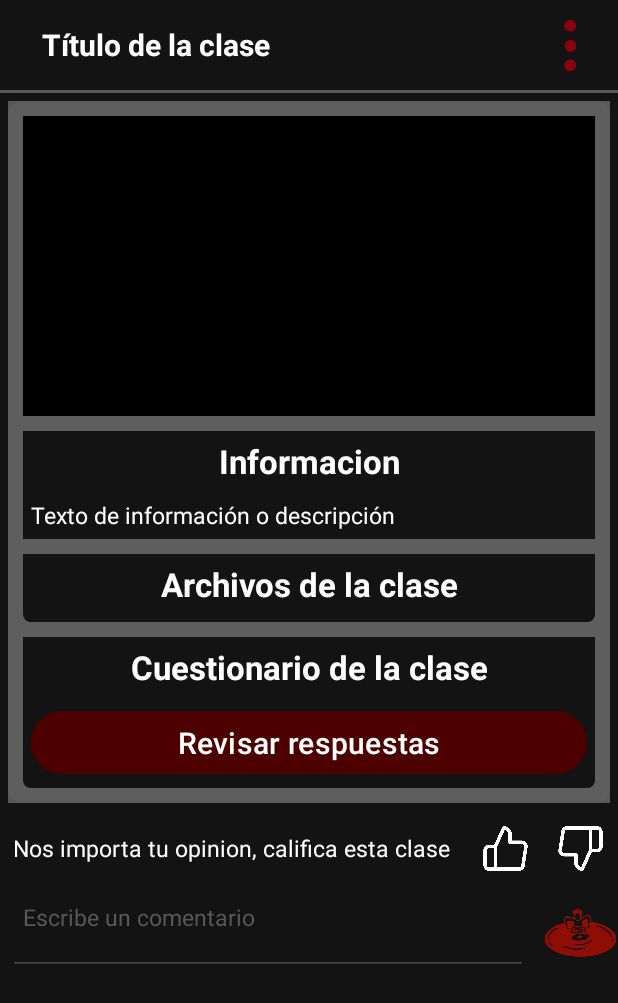
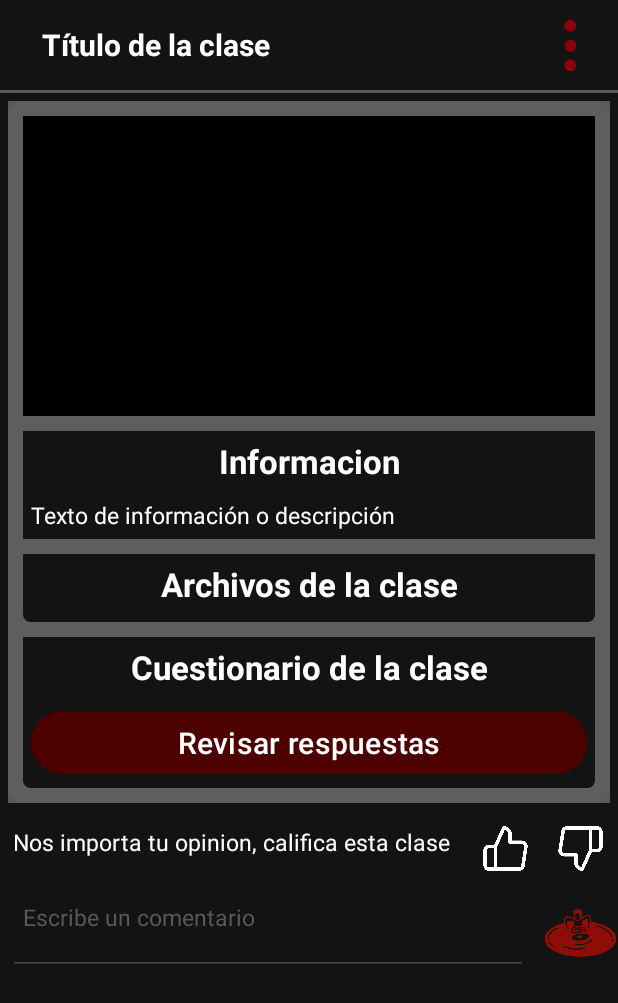
Before and after one commit to EveZru/SkulfulHarmony, an Android app: the layout activity_verclases.xml on its own in the app's theme, with its tools: preview values and no code run, on a phone screen of 412 x 824 dp. Shown: the top 1003 px of the screen. Run offline under Robolectric (Android 15) with nearby library versions, the light colour scheme and no system bars.

Commit message:
comit
todo

```diff
--- a/app/src/main/java/com/example/skulfulharmony/CrearClase.java
+++ b/app/src/main/java/com/example/skulfulharmony/CrearClase.java
@@ -254,7 +254,6 @@ public class CrearClase extends AppCompatActivity {
                                 .replace("?dl=0", "");
 
                         handler.post(() -> {
-                            Toast.makeText(CrearClase.this, "Video subido correctamente", Toast.LENGTH_SHORT).show();
                             guardarVideoTemporal(urlVideo);
                             tvEstadoVideo.setText("🎥 Video subido");
                             NotificacionHelper.completarProgreso(CrearClase.this, 35, "Subida exitosa", "Tu video fue subido correctamente.");
--- a/app/src/main/java/com/example/skulfulharmony/EditarClase.java
+++ b/app/src/main/java/com/example/skulfulharmony/EditarClase.java
@@ -103,7 +103,6 @@ public class EditarClase extends AppCompatActivity {
             cargarDatosClase(idClase, idCurso);
          //   Toast.makeText(this, "ID Clase: " + idClase + ", ID Curso: " + idCurso, Toast.LENGTH_SHORT).show();
         } else {
-            Toast.makeText(this, "Error: No se pudo obtener la información de la clase. idClase: " + idClase + ", idCurso: " + idCurso, Toast.LENGTH_LONG).show();
             finish();
         }
 
@@ -141,7 +140,6 @@ public class EditarClase extends AppCompatActivity {
                             }
 
                         } else {
-                            Toast.makeText(EditarClase.this, "Error: No se pudo convertir el documento a Clase. Verifique la estructura de su modelo Clase o los datos en Firestore.", Toast.LENGTH_LONG).show();
                             Log.e("EditarClase", "Fallo al convertir documento a objeto Clase para claseId: " + claseId + " y cursoId: " + cursoId + ". Datos del documento: " + queryDocumentSnapshots.getDocuments().get(0).getData());
                             finish();
                         }
--- a/app/src/main/java/com/example/skulfulharmony/EditarCurso.java
+++ b/app/src/main/java/com/example/skulfulharmony/EditarCurso.java
@@ -75,7 +75,6 @@ public class EditarCurso extends AppCompatActivity {
         idCurso=intent.getIntExtra("idCurso",-1);
         if(idCurso!=-1){
             cargarDatosCurso(idCurso);
-            Toast.makeText(this, "idCurso: "+idCurso, Toast.LENGTH_SHORT).show();
         }else{
             Toast.makeText(this, "Error al obtener la informacion del curso", Toast.LENGTH_SHORT).show();
         }
--- a/app/src/main/java/com/example/skulfulharmony/Home.java
+++ b/app/src/main/java/com/example/skulfulharmony/Home.java
@@ -72,6 +72,7 @@ public class Home extends AppCompatActivity {
     private SQLiteDatabase localDatabase;
     private ImageView iv_buscar;
 
+
     @Override
     protected void onCreate(Bundle savedInstanceState) {
         super.onCreate(savedInstanceState);
@@ -90,6 +91,9 @@ public class Home extends AppCompatActivity {
         et_buscarhome=findViewById(R.id.et_buscarhome);
         iv_buscar=findViewById(R.id.iv_buscarhome);
         verTodosLosCursos=findViewById(R.id.rv_hometodosloscursos);
+
+        Boolean primeraVez = false;
+        primeraVez = getIntent().getBooleanExtra("primeraVez", false);
 
         //-------Parte de los cursos de clases originales -------
         listaCursos = new ArrayList<>();
@@ -170,7 +174,7 @@ public class Home extends AppCompatActivity {
 
         String today = new SimpleDateFormat("yyyyMMdd", Locale.getDefault()).format(new Date());
 
-        if (!today.equals(lastDate)) {
+        if (!today.equals(lastDate) && !primeraVez) {
             Intent intent = new Intent(this, PreguntasIncorrectas.class);
             startActivity(intent);
             prefs.edit().putString("last_open_date", today).apply();
--- a/app/src/main/java/com/example/skulfulharmony/PreguntasRecomendacion.java
+++ b/app/src/main/java/com/example/skulfulharmony/PreguntasRecomendacion.java
@@ -183,12 +183,10 @@ public class PreguntasRecomendacion extends AppCompatActivity {
 
                         ref.update("respuestasCuestionario", respuestas)
                                 .addOnSuccessListener(unused -> {
-                                    Toast.makeText(this, "Recomendaciones guardadas", Toast.LENGTH_SHORT).show();
-                                    startActivity(new Intent(this, Home.class));
+                                    startActivity(new Intent(this, Home.class).putExtra("primeraVez", true));
                                     finish();
                                 })
                                 .addOnFailureListener(e -> {
-                                    Toast.makeText(this, "Error al guardar recomendaciones", Toast.LENGTH_LONG).show();
                                 });
                     }
                 });
--- a/app/src/main/java/com/example/skulfulharmony/VerClaseComoAdministrador.java
+++ b/app/src/main/java/com/example/skulfulharmony/VerClaseComoAdministrador.java
@@ -103,7 +103,6 @@ public class VerClaseComoAdministrador extends AppCompatActivity {
                         try {
                             clase = claseDoc.toObject(Clase.class);
                         } catch (Exception e) {
-                            Toast.makeText(this, " Error al convertir datos de la clase", Toast.LENGTH_LONG).show();
                             finish();
                             return;
                         }
--- a/app/src/main/java/com/example/skulfulharmony/Ver_clases.java
+++ b/app/src/main/java/com/example/skulfulharmony/Ver_clases.java
@@ -199,7 +199,6 @@ public class Ver_clases extends AppCompatActivity {
                                                     .addOnSuccessListener(aVoid -> {
                                                         Log.d("Historial", "Historial de clases actualizado");
                                                         usuario.calcularClusterUsuario(db1,usuario,call->{
-                                                            Toast.makeText(this, "Cluster actualizado", Toast.LENGTH_SHORT).show();
                                                         });
                                                     })
                                                     .addOnFailureListener(e -> Log.e("Historial", "Error al actualizar historial", e));
@@ -336,7 +335,6 @@ public class Ver_clases extends AppCompatActivity {
                                     userRef.set(new HashMap<String, Object>() {{
                                         put("respuestasIncorrectas", listaRespuestas);
                                     }}, SetOptions.merge()).addOnSuccessListener(unused -> {
-                                        Toast.makeText(Ver_clases.this, " Intento guardado correctamente", Toast.LENGTH_SHORT).show();
                                     }).addOnFailureListener(e -> {
                                         Log.e("Firebase", " Error al guardar intento", e);
                                         Toast.makeText(Ver_clases.this, "Error al guardar intento", Toast.LENGTH_SHORT).show();
--- a/app/src/main/java/com/example/skulfulharmony/Ver_cursos.java
+++ b/app/src/main/java/com/example/skulfulharmony/Ver_cursos.java
@@ -142,7 +142,6 @@ public class Ver_cursos extends AppCompatActivity {
             obtenerCurso(idCurso);
 
         } else {
-            Toast.makeText(this, "ID del curso no válido", Toast.LENGTH_SHORT).show();
             finish();
         }
 
--- a/app/src/main/res/layout/activity_verclases.xml
+++ b/app/src/main/res/layout/activity_verclases.xml
@@ -207,7 +207,7 @@
 
             <LinearLayout
                 android:layout_width="match_parent"
-                android:layout_height="50dp"
+                android:layout_height="wrap_content"
                 android:background="@color/black"
                 android:orientation="horizontal"
                 >
@@ -215,7 +215,7 @@
                 <TextView
                     android:layout_width="0dp"
                     android:layout_weight="1"
-                    android:layout_height="match_parent"
+                    android:layout_height="wrap_content"
                     android:text="@string/calificacion"
                     android:textSize="15sp"
                     android:gravity="center"
```
Also changed, not shown: app/src/main/res/drawable/default_profile.jpg (deleted), app/src/main/res/drawable/default_profile.png (added).
